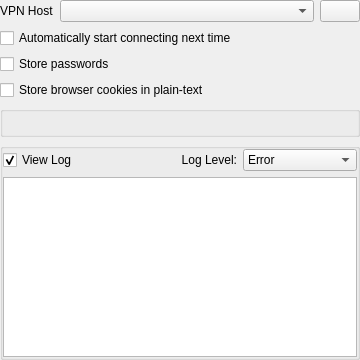
Old version of the form vpn/openconnect/openconnectauth.ui in the repository KDE/plasma-nm.
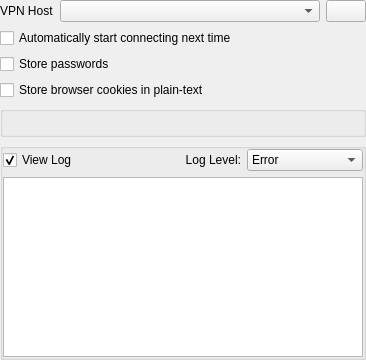
New version of the form.

Commit message: OpenConnect auth dialog: fix viewing the server log

Patch:
```diff
--- a/vpn/openconnect/openconnectauth.ui
+++ b/vpn/openconnect/openconnectauth.ui
@@ -6,7 +6,7 @@
    <rect>
     <x>0</x>
     <y>0</y>
-    <width>360</width>
+    <width>366</width>
     <height>360</height>
    </rect>
   </property>
@@ -225,6 +225,19 @@
      </layout>
     </widget>
    </item>
+   <item>
+    <spacer name="bottomSpacer">
+     <property name="orientation">
+      <enum>Qt::Orientation::Vertical</enum>
+     </property>
+     <property name="sizeHint" stdset="0">
+      <size>
+       <width>0</width>
+       <height>0</height>
+      </size>
+     </property>
+    </spacer>
+   </item>
   </layout>
  </widget>
  <resources/>
```
Left out of the diff: 12 changed lines with no effect on the pictures. The commit also changes 2 other files.
